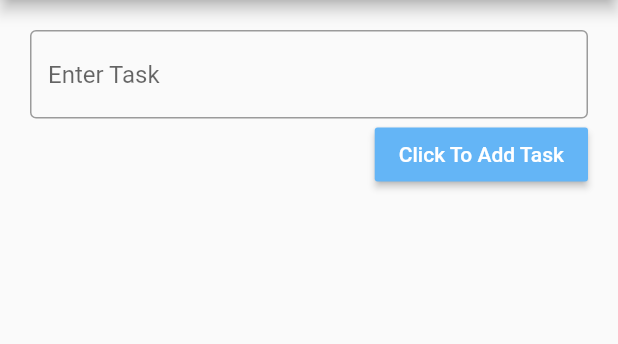
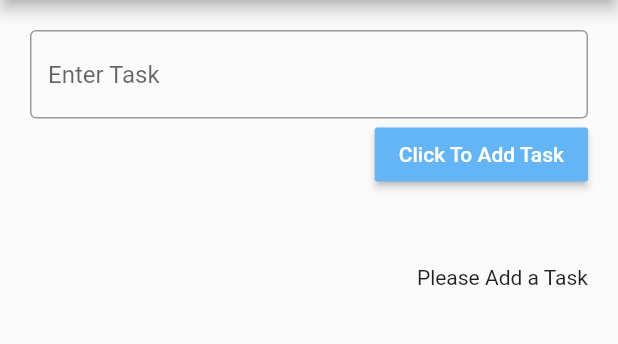
Before and after one commit to iamworrell/flutter_todo_app, a Flutter app: the screen it shows after launch, on a phone screen of 412 x 824 dp, the part 84-428 px from its top. Run offline on Flutter 3.47's test engine with Material 2 defaults, Android fonts, the phone set to English and light mode, and no system bars; network calls fail.

Commit message:
1. Added get request & post request using the http package. 2. Added the functionality of updating the ListView.builder() Widget each time the user clicks the "Add Task" Button based on the data from the database.

```diff
--- a/lib/main.dart
+++ b/lib/main.dart
@@ -2,6 +2,7 @@ import 'dart:convert';
 
 import 'package:flutter/material.dart';
 import 'package:http/http.dart' as http;
+import 'package:todo_application/global_variables.dart';
 
 void main() {
   runApp(MaterialApp(home: Home()));
@@ -15,18 +16,31 @@ class Home extends StatefulWidget {
 }
 
 class _HomeState extends State<Home> {
-  Future getdata() async {
+  /*  To post Data to API
+    Future postdata() async {
+        var res = await http.post(Uri.parse("http://127.0.0.1:8000/posts"),
+        body: jsonEncode({"task": "Added Task from Api"}),
+        headers: {"Content-type": "application/json"}); */
+  /*  To get Data from API
     var res = await http.get(Uri.parse("http://127.0.0.1:8000/posts"));
-    print(res.statusCode);
-    print(res.body);
+    */
+
+  /*  To Get Task From Each Object in Array
     var response = jsonDecode(res.body);
-    print(response);
-    print('Hello');
-  }
+    var selectObject = response[1];
+    print(selectObject["task"]); */
 
   dynamic _userTask = TextEditingController();
   List tasks = <String>[];
   @override
+  void initState() {
+    // TODO: implement initState
+    super.initState();
+    getdata();
+  }
+
+  @override
+  var example = null;
   Widget build(BuildContext context) {
     return Scaffold(
         appBar: AppBar(
@@ -50,10 +64,14 @@ class _HomeState extends State<Home> {
                 ),
                 MaterialButton(
                   onPressed: () {
-                    getdata();
-                    tasks.add(_userTask.text);
-                    setState(() {});
+                    postdata();
+                    Future.delayed(Duration(seconds: 1), () {
+                      getdata();
+                    });
                     _userTask.clear();
+                    setState(() {
+                      generateEmptyFunction();
+                    });
                   },
                   color: Colors.blue[300],
                   child: const Text(
@@ -64,7 +82,72 @@ class _HomeState extends State<Home> {
                 SizedBox(
                   height: 50,
                 ),
-                Expanded(
+                //if(example != null) ? for (var i = 0; i < 6; i++) Text('${example[i]["task"]}') : null;
+                generateEmptyFunction()
+              ],
+            ),
+          ),
+        ));
+  }
+
+  generateEmptyFunction() {
+    if (example != null) {
+      return Expanded(
+        child: ListView.builder(
+            itemCount: example.length,
+            itemBuilder: (context, index) {
+              return Padding(
+                padding: const EdgeInsets.all(8.0),
+                child: Container(
+                  color: Colors.blue[200],
+                  child: ListTile(
+                    //EDIT BUTTON
+                    leading: IconButton(
+                        onPressed: () {}, icon: Icon(Icons.settings)),
+                    //TASKS
+                    title: Text('${example[index]["task"]}'),
+                    //DELETE BUTTON
+                    trailing: IconButton(
+                        onPressed: () {
+                          setState(() {
+                            // deletedata('${example[index]["_id"]}');
+                          });
+                        },
+                        icon: Icon(Icons.delete)),
+                    dense: false,
+                  ),
+                ),
+              );
+            }),
+      );
+    } else {
+      return Text('Please Add a Task');
+    }
+    return Text('');
+  }
+
+  Future postdata() async {
+    var post = await http.post(Uri.parse("http://127.0.0.1:8000/posts"),
+        body: jsonEncode({"task": "${_userTask.text}"}),
+        headers: {"Content-type": "application/json"});
+  }
+
+  Future getdata() async {
+    var getResponse = await http.get(Uri.parse("http://127.0.0.1:8000/posts"));
+    var response = jsonDecode(getResponse.body);
+    setState(() {
+      example = response;
+    });
+    print(example);
+  }
+
+  /*Future deletedata(String _id) async {
+    var deleteResponse =
+        await http.delete(Uri.parse("http://127.0.0.1:8000/posts/${_id}"));
+  }*/
+}
+/*
+Expanded(
                   child: ListView.builder(
                       itemCount: tasks.length,
                       itemBuilder: (context, index) {
@@ -77,7 +160,7 @@ class _HomeState extends State<Home> {
                               leading: IconButton(
                                   onPressed: () {}, icon: Icon(Icons.settings)),
                               //TASKS
-                              title: Text('${tasks[index]}'),
+                              title: Text('Hello'),
                               //DELETE BUTTON
                               trailing: IconButton(
                                   onPressed: () {}, icon: Icon(Icons.delete)),
@@ -87,9 +170,5 @@ class _HomeState extends State<Home> {
                         );
                       }),
                 )
-              ],
-            ),
-          ),
-        ));
-  }
-}
+
+                            */
```
Also changed, not shown: lib/global_variables.dart (added).
